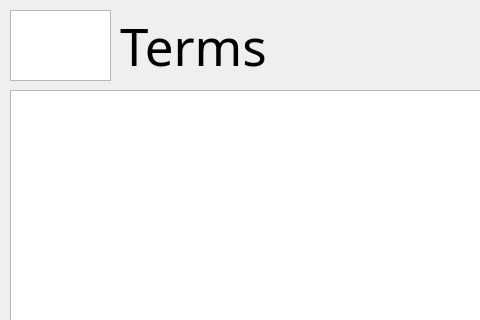
Qt form wikiLYNX/ui/terms.ui (flamboyantpenguin/wikiLYNX) before a commit; both pictures show x 0 to 480 and y 0 to 320 of the 854 by 440 pixel window.
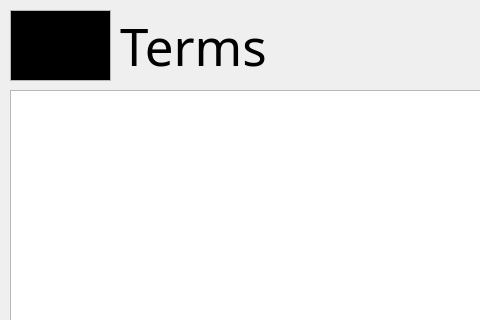
The same form after that commit. Icons and pictures are not drawn.

Diff of the .ui file:
```diff
--- a/wikiLYNX/ui/terms.ui
+++ b/wikiLYNX/ui/terms.ui
@@ -40,6 +40,22 @@
      <height>71</height>
     </rect>
    </property>
+   <property name="verticalScrollBarPolicy">
+    <enum>Qt::ScrollBarAlwaysOff</enum>
+   </property>
+   <property name="horizontalScrollBarPolicy">
+    <enum>Qt::ScrollBarAlwaysOff</enum>
+   </property>
+   <property name="html">
+    <string>&lt;!DOCTYPE HTML PUBLIC &quot;-//W3C//DTD HTML 4.0//EN&quot; &quot;http://www.w3.org/TR/REC-html40/strict.dtd&quot;&gt;
+&lt;html&gt;&lt;head&gt;&lt;meta name=&quot;qrichtext&quot; content=&quot;1&quot; /&gt;&lt;meta charset=&quot;utf-8&quot; /&gt;&lt;style type=&quot;text/css&quot;&gt;
+p, li { white-space: pre-wrap; }
+hr { height: 1px; border-width: 0; }
+li.unchecked::marker { content: &quot;\2610&quot;; }
+li.checked::marker { content: &quot;\2612&quot;; }
+&lt;/style&gt;&lt;/head&gt;&lt;body style=&quot; font-family:'Noto Sans'; font-size:9pt; font-weight:400; font-style:normal;&quot; bgcolor=&quot;#000000&quot;&gt;
+&lt;p style=&quot; margin-top:0px; margin-bottom:0px; margin-left:0px; margin-right:0px; -qt-block-indent:0; text-indent:0px;&quot;&gt;&lt;img src=&quot;:/base/images/wikiLYNX_logo.png&quot; width=&quot;90&quot; height=&quot;60&quot; /&gt;&lt;/p&gt;&lt;/body&gt;&lt;/html&gt;</string>
+   </property>
   </widget>
   <widget class="QLabel" name="mainLabel">
    <property name="geometry">
```
